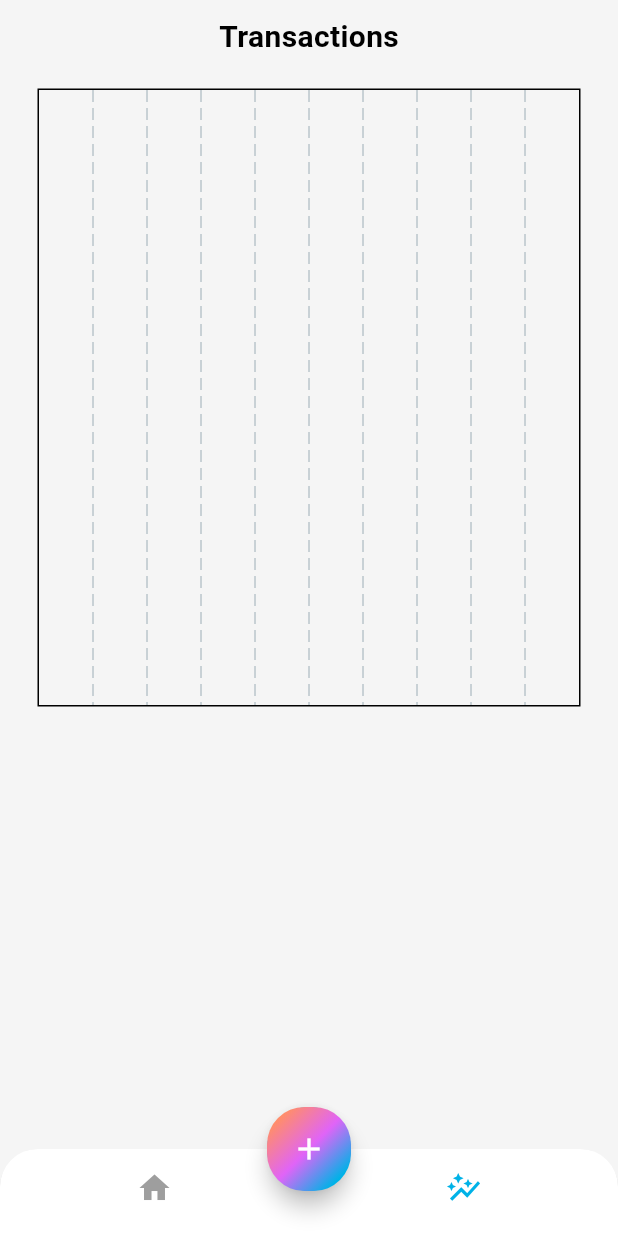
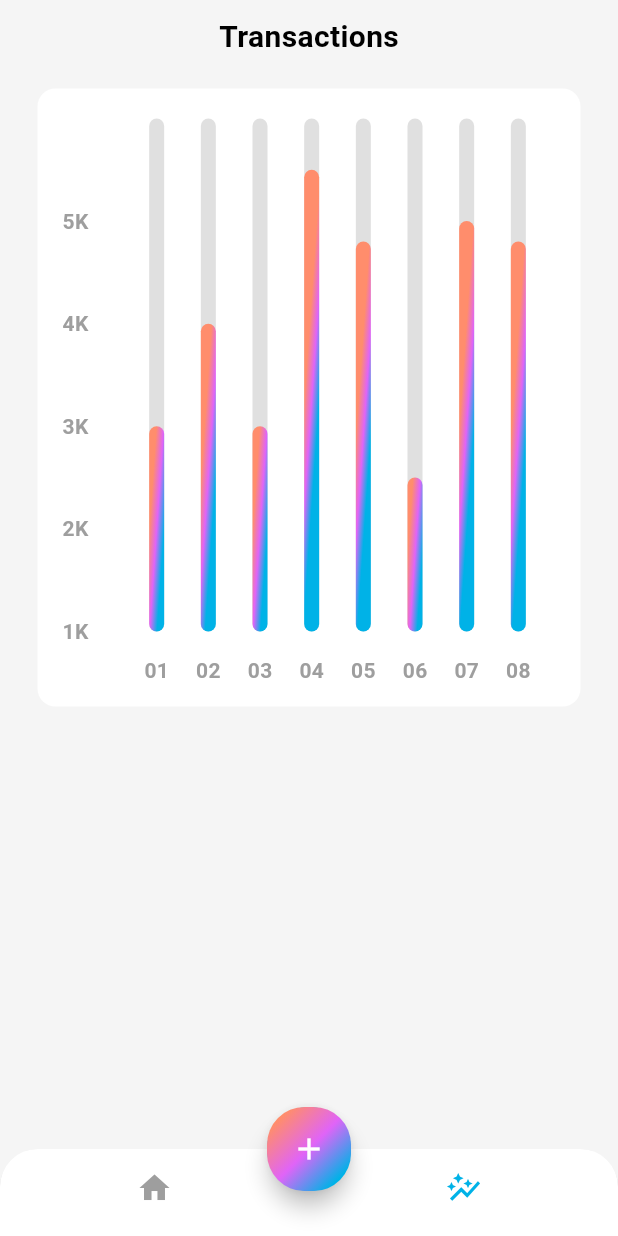
Before and after one commit to 4bhisheksharma/khutruke-app, a Flutter app: the screen it shows after launch, item 2 of the bottom bar chosen, on a phone screen of 412 x 824 dp. Run offline on Flutter 3.47's test engine with Material 3 defaults, Android fonts, the phone set to English and light mode, and no system bars; drawn by our look-alikes of fl_chart.

Commit message:
feat: enhance StatsScreen layout with improved MyChart container styling

```diff
--- a/lib/screens/stats/chart.dart
+++ b/lib/screens/stats/chart.dart
@@ -1,3 +1,5 @@
+import 'dart:math';
+
 import 'package:fl_chart/fl_chart.dart';
 import 'package:flutter/material.dart';
 
@@ -14,15 +16,150 @@ class _MychartState extends State<MyChart> {
     return BarChart(mainBarData());
   }
 
+  BarChartGroupData makeGroupData(int x, double y) {
+    return BarChartGroupData(
+      x: x,
+      barRods: [
+        BarChartRodData(
+          toY: y,
+          gradient: LinearGradient(
+            colors: [
+              Theme.of(context).colorScheme.tertiary,
+              Theme.of(context).colorScheme.secondary,
+              Theme.of(context).colorScheme.primary,
+            ],
+            transform: GradientRotation(pi / 45),
+          ),
+          width: 10,
+          backDrawRodData: BackgroundBarChartRodData(
+            show: true,
+            toY: 5,
+            color: Colors.grey[300],
+          ),
+        ),
+      ],
+    );
+  }
+
+  List<BarChartGroupData> showingGroups() => List.generate(8, (i) {
+    switch (i) {
+      case 0:
+        return makeGroupData(0, 2);
+
+      case 1:
+        return makeGroupData(1, 3);
+      case 2:
+        return makeGroupData(2, 2);
+      case 3:
+        return makeGroupData(3, 4.5);
+      case 4:
+        return makeGroupData(4, 3.8);
+      case 5:
+        return makeGroupData(5, 1.5);
+      case 6:
+        return makeGroupData(6, 4);
+      case 7:
+        return makeGroupData(7, 3.8);
+
+      default:
+        return throw Error();
+    }
+  });
+
   BarChartData mainBarData() {
     return BarChartData(
       titlesData: FlTitlesData(
         show: true,
         rightTitles: AxisTitles(sideTitles: SideTitles(showTitles: false)),
         topTitles: AxisTitles(sideTitles: SideTitles(showTitles: false)),
-        bottomTitles: AxisTitles(sideTitles: SideTitles(showTitles: false)),
-        leftTitles: AxisTitles(sideTitles: SideTitles(showTitles: false)),
+        bottomTitles: AxisTitles(
+          sideTitles: SideTitles(
+            showTitles: true,
+            reservedSize: 38,
+            getTitlesWidget: getTiles,
+          ),
+        ),
+        leftTitles: AxisTitles(
+          sideTitles: SideTitles(
+            showTitles: true,
+            reservedSize: 38,
+            getTitlesWidget: leftTiles,
+          ),
+        ),
       ),
+      borderData: FlBorderData(show: false),
+      gridData: FlGridData(show: false),
+      barGroups: showingGroups(),
+    );
+  }
+
+  Widget getTiles(double value, TitleMeta meta) {
+    const style = TextStyle(
+      color: Colors.grey,
+      fontWeight: FontWeight.bold,
+      fontSize: 14,
+    );
+    Widget text;
+
+    switch (value.toInt()) {
+      case 0:
+        text = Text('01', style: style);
+        break;
+      case 1:
+        text = Text('02', style: style);
+        break;
+      case 2:
+        text = Text('03', style: style);
+        break;
+      case 3:
+        text = Text('04', style: style);
+        break;
+      case 4:
+        text = Text('05', style: style);
+        break;
+      case 5:
+        text = Text('06', style: style);
+        break;
+      case 6:
+        text = Text('07', style: style);
+        break;
+      case 7:
+        text = Text('08', style: style);
+        break;
+
+      default:
+        text = Text('', style: style);
+        break;
+    }
+    return SideTitleWidget(axisSide: meta.axisSide, space: 16, child: text);
+  }
+
+  Widget leftTiles(double value, TitleMeta meta) {
+    const style = TextStyle(
+      color: Colors.grey,
+      fontWeight: FontWeight.bold,
+      fontSize: 14,
+    );
+    String text;
+
+    if (value == 0) {
+      text = '1K';
+    } else if (value == 1) {
+      text = '2K';
+    } else if (value == 2) {
+      text = '3K';
+    } else if (value == 3) {
+      text = '4K';
+    } else if (value == 4) {
+      text = '5K';
+    } else {
+      return Container();
+    }
+
+    return SideTitleWidget(
+      axisSide: meta.axisSide,
+      space: 16,
+      child: Text(text, style: style),
     );
   }
 }
--- a/lib/screens/stats/stats_screen.dart
+++ b/lib/screens/stats/stats_screen.dart
@@ -16,10 +16,17 @@ class StatsScreen extends StatelessWidget {
               style: TextStyle(fontSize: 20, fontWeight: FontWeight.bold),
             ),
             SizedBox(height: 20),
-            SizedBox(
+            Container(
               width: MediaQuery.of(context).size.width,
               height: MediaQuery.of(context).size.width,
-              child: MyChart(),
+              decoration: BoxDecoration(
+                color: Colors.white,
+                borderRadius: BorderRadius.circular(12),
+              ),
+              child: Padding(
+                padding: const EdgeInsets.fromLTRB(12, 20, 12, 12),
+                child: MyChart(),
+              ),
             ),
           ],
         ),
```
